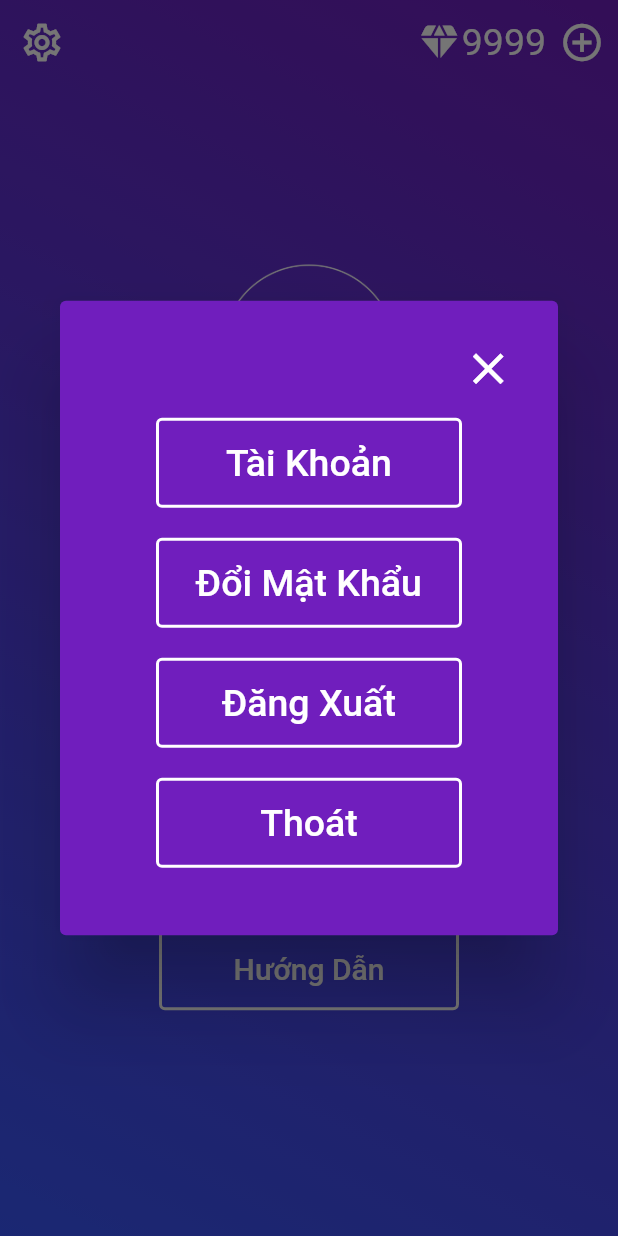
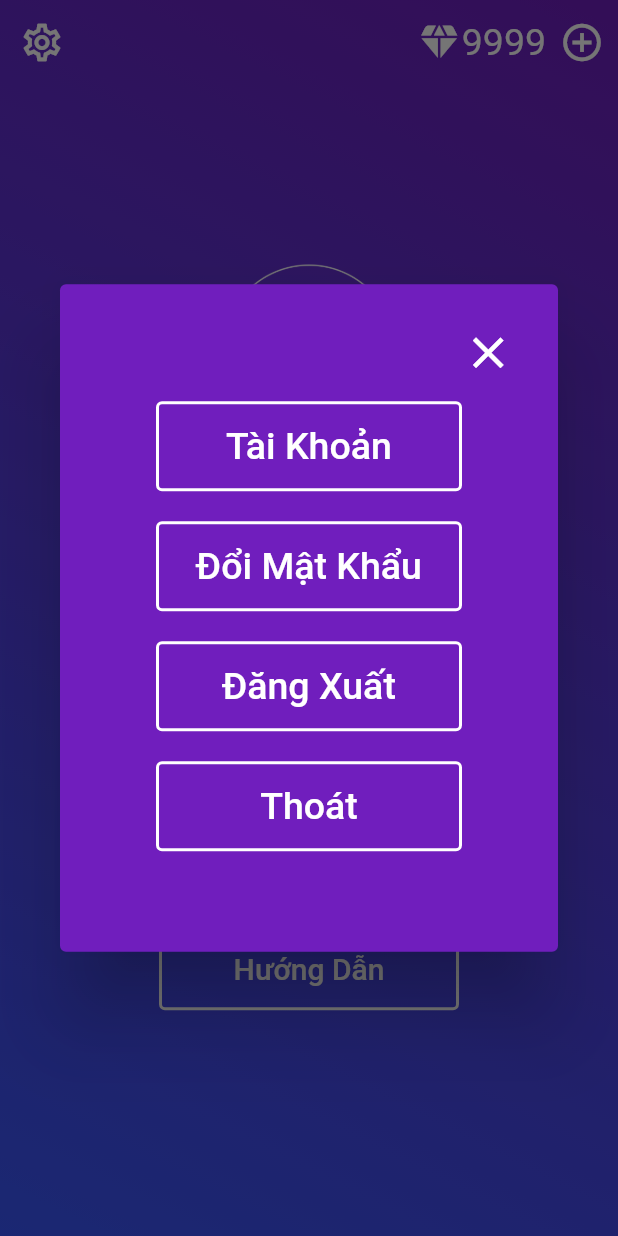
Before and after one commit to Got-The-Runs/DALTDD, a Flutter app: the ManHinhChinh screen opened directly, after a tap on the "settings" icon, on a phone screen of 412 x 824 dp. Run offline on Flutter 3.47's test engine with Material 2 defaults, Android fonts, the phone set to English and light mode, and no system bars; missing offline and left inert: dart:ffi.

Commit message:
Update màn hình chính

```diff
--- a/lord_of_quizzs/lib/man_hinh_chinh.dart
+++ b/lord_of_quizzs/lib/man_hinh_chinh.dart
@@ -180,7 +180,7 @@ class ManHinhChinhState extends State<ManHinhChinh> {
                               ),
                             ),
                             Container(
-                              padding: const EdgeInsets.all(5.5),
+                              padding: const EdgeInsets.only(bottom: 33),
                             ),
                           ],
                         ),
```
Also changed, not shown: 1 other file.
